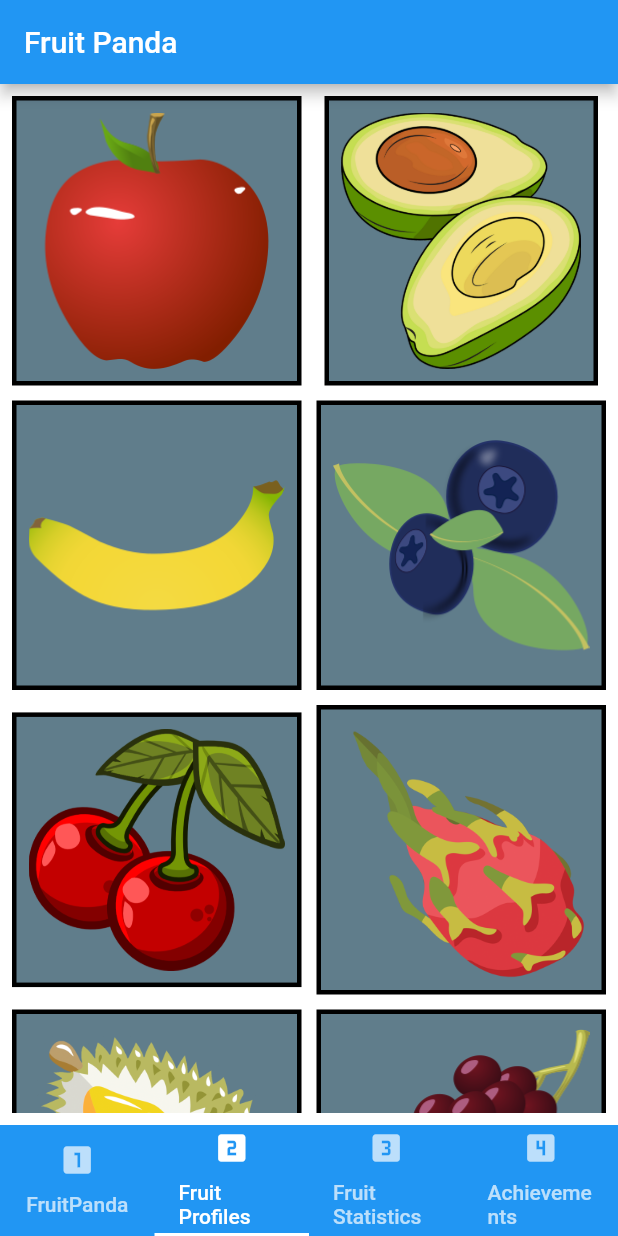
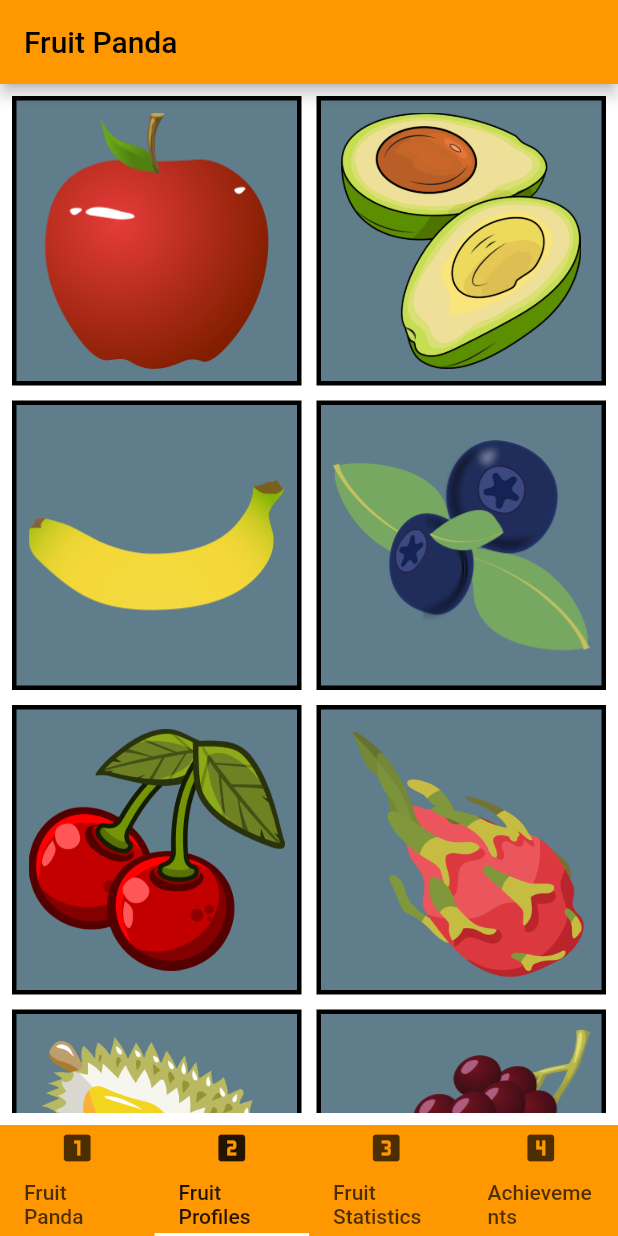
Before and after one commit to PunnyBunny/FruitPanda, a Flutter app: the screen it shows after launch, item 2 of the bottom bar chosen, on a phone screen of 412 x 824 dp. Run offline on Flutter 3.47's test engine with Material 2 defaults, Android fonts, the phone set to English and light mode, and no system bars; our stand-ins replace image_picker, shared_preferences.

Commit message:
stuff
changed name, FruitPanda-er, better boxes

```diff
--- a/lib/fruit_profiles_page.dart
+++ b/lib/fruit_profiles_page.dart
@@ -14,8 +14,8 @@ class FruitProfilesPage extends StatelessWidget {
         if (snapshot.hasData) {
           return Container(
             color: Colors.white,
-            child: GridView.extent(
-              maxCrossAxisExtent: 200,
+            child: GridView.count(
+              crossAxisCount: 2,
               crossAxisSpacing: 10,
               mainAxisSpacing: 10,
               children: snapshot.data as List<Widget>,
@@ -54,7 +54,8 @@ class FruitProfilesPage extends StatelessWidget {
                 color: Colors.blueGrey,
                 border: Border.all(width: 3.0, color: Colors.black),
               ),
-              child: Image.asset(path),
+              constraints: const BoxConstraints.expand(),
+              child: Image.asset(path, fit: BoxFit.contain),
               padding: const EdgeInsets.all(8),
               margin: const EdgeInsets.all(0),
             ),
--- a/lib/home_page.dart
+++ b/lib/home_page.dart
@@ -1,6 +1,6 @@
 import 'package:flutter/material.dart';
 import 'package:fruit_panda/fruit_profiles_page.dart';
-import 'package:fruit_panda/fruit_statistics_page.dart';
+import 'package:fruit_panda/fruit_histories_page.dart';
 import 'package:fruit_panda/panda_page.dart';
 
 class HomePage extends StatelessWidget {
@@ -19,7 +19,7 @@ class HomePage extends StatelessWidget {
           children: [
             const PandaPage(),
             const FruitProfilesPage(),
-            const FruitStatisticsPage(),
+            const FruitHistoriesPage(),
             Container(color: Colors.red),
           ],
         ),
@@ -27,7 +27,7 @@ class HomePage extends StatelessWidget {
           color: Theme.of(context).colorScheme.primary,
           child: const TabBar(
             tabs: [
-              Tab(icon: Icon(Icons.looks_one), child: Text('FruitPanda')),
+              Tab(icon: Icon(Icons.looks_one), child: Text('Fruit Panda')),
               Tab(icon: Icon(Icons.looks_two), child: Text('Fruit Profiles')),
               Tab(icon: Icon(Icons.looks_3), child: Text('Fruit Statistics')),
               Tab(icon: Icon(Icons.looks_4), child: Text('Achievements')),
--- a/lib/main.dart
+++ b/lib/main.dart
@@ -24,7 +24,11 @@ class MyApp extends StatelessWidget {
         // or simply save your changes to "hot reload" in a Flutter IDE).
         // Notice that the counter didn't reset back to zero; the application
         // is not restarted.
-        primarySwatch: Colors.blue,
+        appBarTheme: const AppBarTheme(
+          backgroundColor: Colors.orange,
+          foregroundColor: Colors.black,
+        ),
+        primarySwatch: Colors.orange,
       ),
       home: const HomePage(),
     );
```
Also changed, not shown: lib/fruit_histories_page.dart (added, +49 -0 lines), lib/fruit_statistics_page.dart (deleted, +0 -49 lines), pubspec.lock.
